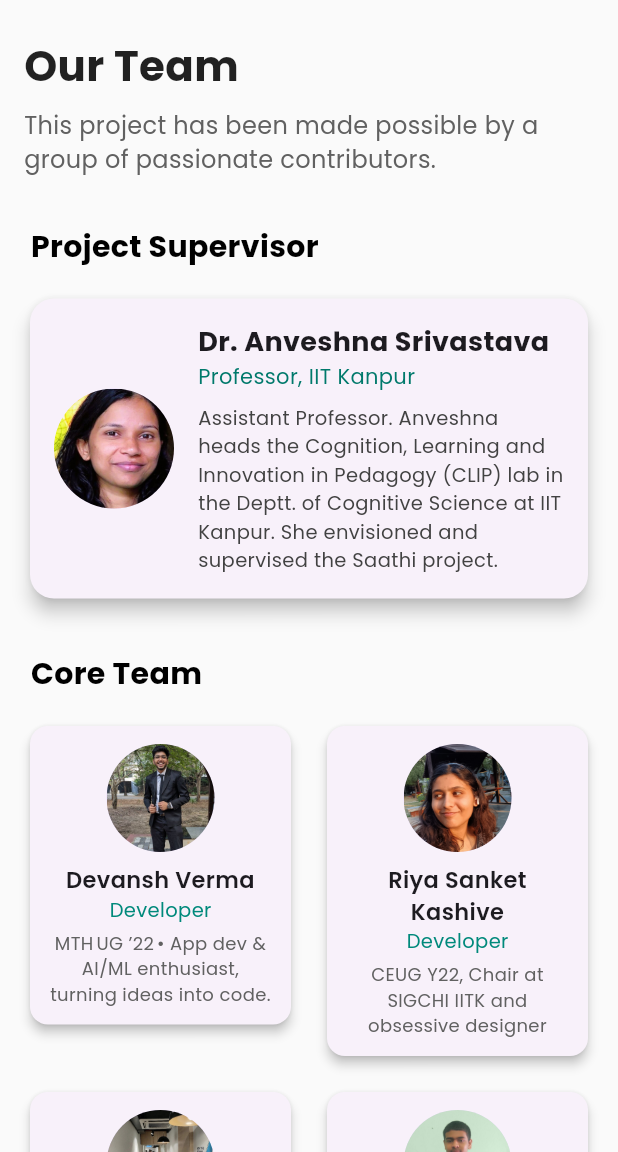
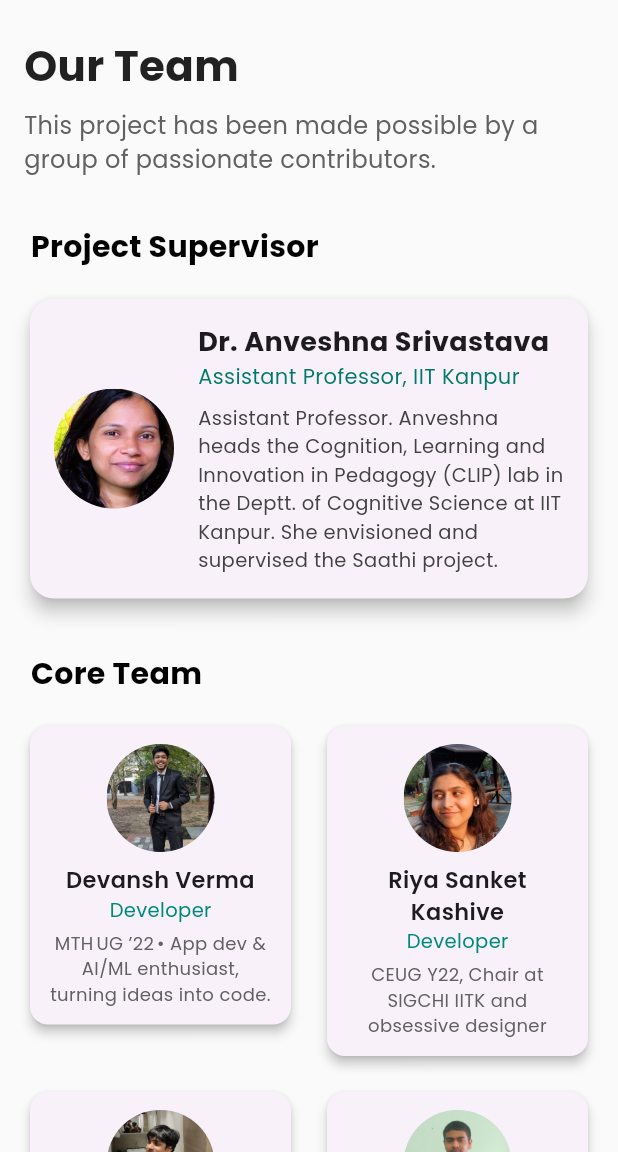
Before and after one commit to Devanshv17/SAATHI-, a Flutter app: the TeamPage screen opened by its route, on a phone screen of 412 x 824 dp, the part 84-1236 px from its top. Run offline on Flutter 3.47's test engine with Material 3 defaults, Android fonts, the phone set to English and light mode, and no system bars; our stand-ins replace animated_text_kit, audioplayers, cloud_firestore, firebase_ai, firebase_auth, firebase_core and 8 more; missing offline and left inert: firebase_phone_auth_handler, flutter_analog_clock, translator_plus; accounts and stored records are empty; statements that could not run were skipped.

Commit message:
fixed issues

```diff
--- a/lib/guesstheletter.dart
+++ b/lib/guesstheletter.dart
@@ -500,7 +500,7 @@ Future<void> _updateStreakAndStats(bool isCorrect) async {
                 child: Text(
                   option['title'] as String,
                   style: const TextStyle(
-                      fontSize: 40, fontWeight: FontWeight.bold),
+                      fontSize: 25, fontWeight: FontWeight.bold),
                 ),
               ),
             ),
--- a/lib/letuscount.dart
+++ b/lib/letuscount.dart
@@ -485,7 +485,7 @@ Future<void> _updateStreakAndStats(bool isCorrect) async {
                                   child: Text(
                                     o['title'] ?? '',
                                     style: TextStyle(
-                                            fontSize: 40,
+                                      fontSize: 24,
                                       fontWeight: FontWeight.bold,
                                       color: showRes
                                           ? (corr
@@ -531,15 +531,15 @@ Future<void> _updateStreakAndStats(bool isCorrect) async {
       ),
     ),
 
-
+    // ⬇️ ADD this section (score + buttons)
     Container(
       padding: const EdgeInsets.symmetric(vertical: 10),
       child: Column(
         children: [
           Text(
             widget.isHindi ? "अंक: $score" : "Score: $score",
-                  style: const TextStyle(
-                      fontSize: 20, fontWeight: FontWeight.bold),
+            style:
+                const TextStyle(fontSize: 20, fontWeight: FontWeight.bold),
           ),
           Text(
             widget.isHindi
@@ -616,5 +616,6 @@ Future<void> _updateStreakAndStats(bool isCorrect) async {
   ],
 ),
     );
+
   }
 }
--- a/lib/matching.dart
+++ b/lib/matching.dart
@@ -406,7 +406,7 @@ class _MatchingPageState extends State<MatchingPage> {
                                         option['title'] as String,
                                         textAlign: TextAlign.center,
                                         style: const TextStyle(
-                                            fontSize: 40,
+                                            fontSize: 25,
                                             fontWeight:
                                             FontWeight.bold),
                                       ),
--- a/lib/profile.dart
+++ b/lib/profile.dart
@@ -1017,7 +1017,7 @@ Widget _getBadge(double ratio, {required bool isHindi}) {
     IconData icon;
 
    if (ratio < 0.25) {
-      label = isHindi ? 'स्तर 1' : 'Level 1';
+      label = isHindi ? 'स्तर १' : 'Level 1';
       color = Colors.redAccent;
       icon = Icons.flag_rounded; // 🏳️ Start flag
     } else if (ratio < 0.5) {
--- a/lib/team.dart
+++ b/lib/team.dart
@@ -14,44 +14,34 @@ class TeamPage extends StatelessWidget {
 
      final List<TeamMember> teamMembers = [
       TeamMember(
-        name: isHindi ? 'देवांश वर्मा' : 'Devansh Verma',
-        role: isHindi ? 'डेवलपर' : 'Developer',
-        bio: isHindi
-            ? 'MTH UG ’22 • ऐप विकास और एआई/एमएल उत्साही, विचारों को कोड में बदलने वाले।'
-            : 'MTH UG ’22 • App dev & AI/ML enthusiast, turning ideas into code.',
+        name:  'Devansh Verma',
+        role: 'Developer',
+        bio:  'MTH UG ’22 • App dev & AI/ML enthusiast, turning ideas into code.',
         image: 'assets/Devansh.jpeg',
       ),
       TeamMember(
-        name: isHindi ? 'रिया संकेत काशीवे' : 'Riya Sanket Kashive',
-        role: isHindi ? 'डेवलपर' : 'Developer',
-        bio: isHindi
-            ? 'CEUG Y22, आईआईटी कानपुर में SIGCHI की उपाध्यक्ष और UX/UI डिजाइनर'
-            : 'CEUG Y22, Chair at SIGCHI IITK and obsessive designer',
+        name: 'Riya Sanket Kashive',
+        role: 'Developer',
+        bio:  'CEUG Y22, Chair at SIGCHI IITK and obsessive designer',
         image: 'assets/Riya.jpg',
       ),
          TeamMember(
-        name: isHindi ? 'सुमित विश्वकर्मा' : 'Sumit Vishwakarma',
-        role: isHindi ? 'डेवलपर' : 'Developer',
-        bio: isHindi
-            ? "EE IITK'27 | तकनीक की खोज, प्रभाव की रचना।"
-            : "EE IITK'27 | Exploring tech, creating impact.",
+        name:'Sumit Vishwakarma',
+        role: 'Developer',
+        bio: "EE IITK'27 | Exploring tech, creating impact.",
         image: 'assets/Sumit.jpeg',
       ),
       TeamMember(
-        name: isHindi ? 'प्रित्वीराज घोष' : 'Prithviraj Ghosh',
-        role: isHindi ? 'डेवलपर' : 'Developer',
-        bio: isHindi
-            ? 'गणित और सांख्यिकी विभाग सचिव, एसीएम SIGCHI आईआईटी कानपुर छात्र शाखा'
-            : 'Department of Mathematics and Statistics Secretary at ACM SIGCHI IIT Kanpur Student Chapter',
+        name:  'Prithviraj Ghosh',
+        role: 'Developer',
+        bio:'Department of Mathematics and Statistics Secretary at ACM SIGCHI IIT Kanpur Student Chapter',
         image: 'assets/Prithviraj.jpg',
       ),
 
          TeamMember(
-        name: isHindi ? 'सोनाली कुमारी' : 'Sonali Kumari',
-        role: isHindi ? 'डेवलपर' : 'Developer',
-        bio: isHindi
-            ? "अर्थशास्त्र, आईआईटी कानपुर '27"
-            : "Economics IITK'27",
+        name:  'Sonali Kumari',
+        role:  'Developer',
+        bio:  "Economics IITK'27",
         image: 'assets/Sonali.jpg',
       ),
 
@@ -103,9 +93,9 @@ class TeamPage extends StatelessWidget {
             const SizedBox(height: 16),
             _buildMemberCard(
               image: 'assets/Anveshna.jpg',
-              name: isHindi ? 'डॉ. अन्वेषणा श्रीवास्तव' : 'Dr. Anveshna Srivastava',
+              name: 'Dr. Anveshna Srivastava',
               role:
-                  isHindi ? 'प्रोफेसर, आईआईटी कानपुर' : 'Professor, IIT Kanpur',
+                  'Assistant Professor, IIT Kanpur',
               bio:
                   'Assistant Professor. Anveshna heads the Cognition, Learning and Innovation in Pedagogy (CLIP) lab in the Deptt. of Cognitive Science at IIT Kanpur. She envisioned and supervised the Saathi project.',
             ),
```
Also changed, not shown: assets/Sumit.jpeg. Lines whose indentation alone changed are shown as unchanged.
